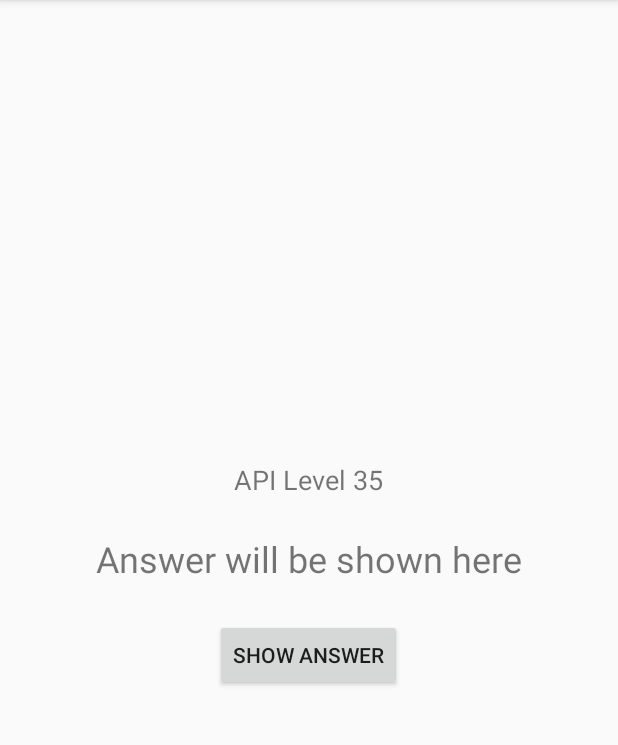
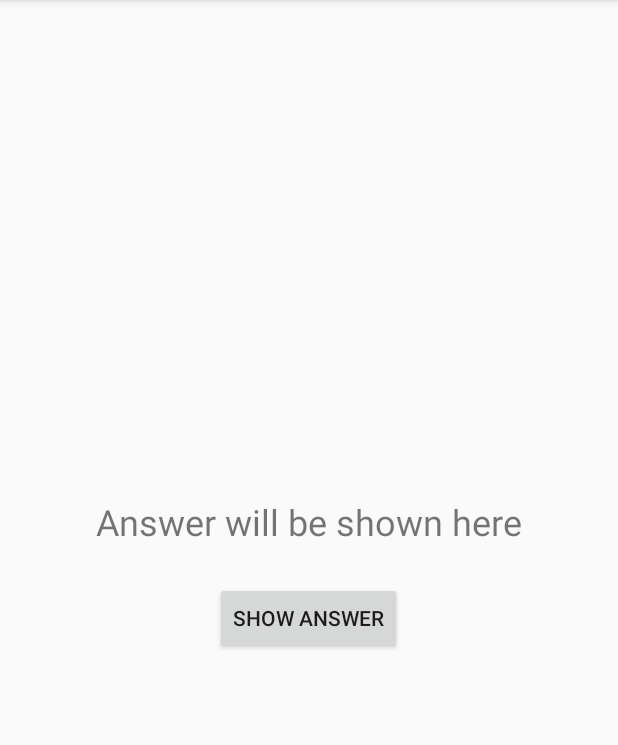
Before and after one commit to Frozelo/lab4Kotlin, an Android app built with Jetpack Compose: the CheatActivity screen opened directly, with no data from a screen before it, on a phone screen of 412 x 824 dp, the part 84-829 px from its top. Run offline under Robolectric (Android 15) with nearby library versions, the phone set to English and light mode, and no system bars.

Commit message:
add comments

```diff
--- a/app/src/main/java/com/example/lab41/CheatActivity.kt
+++ b/app/src/main/java/com/example/lab41/CheatActivity.kt
@@ -7,23 +7,30 @@ import com.example.lab41.databinding.ActivityCheatBinding
 
 class CheatActivity : AppCompatActivity() {
 
+    // инициализируем биндниг для работы CheatActivity
     private lateinit var binding: ActivityCheatBinding
 
+    // метод который вызывается при открытии activity
     override fun onCreate(savedInstanceState: Bundle?) {
         super.onCreate(savedInstanceState)
 
+        // выводим activity
         binding = ActivityCheatBinding.inflate(layoutInflater)
         setContentView(binding.root)
 
-        val apiLevel = Build.VERSION.SDK_INT
-        binding.apiLevelText.text = "API Level $apiLevel"
 
+
+        // задаём поведенеи кнопки по выводу подсказкки
         binding.showAnswerButton.setOnClickListener {
+            // распаковывем в переменную
             val answerIsTrue = intent.getBooleanExtra(EXTRA_ANSWER_IS_TRUE, false)
+            // показываем в тексте - answerdIsTrue = True, пишем в тексте True, иначе False
             binding.answerTextView.setText(if (answerIsTrue) R.string.true_button else R.string.false_button)
         }
     }
 
+
+    // Сопудствующий объект - объект, который необходим от activity
     companion object {
         const val EXTRA_ANSWER_IS_TRUE = "com.example.geoquiz.answer_is_true"
     }
--- a/app/src/main/res/layout/activity_cheat.xml
+++ b/app/src/main/res/layout/activity_cheat.xml
@@ -6,14 +6,6 @@
     android:orientation="vertical"
     android:gravity="center"
     android:padding="16dp">
-
-    <TextView
-        android:id="@+id/api_level_text"
-        android:layout_width="wrap_content"
-        android:layout_height="wrap_content"
-        android:text="API Level"
-        android:textSize="18sp"
-        android:layout_marginBottom="24dp"/>
 
     <TextView
         android:id="@+id/answer_text_view"
```
Also changed, not shown: app/src/main/java/com/example/lab41/GeoQuizViewModel.kt (deleted, +0 -37 lines), app/src/main/java/com/example/lab41/MainActivity.kt (+48 -5 lines).
